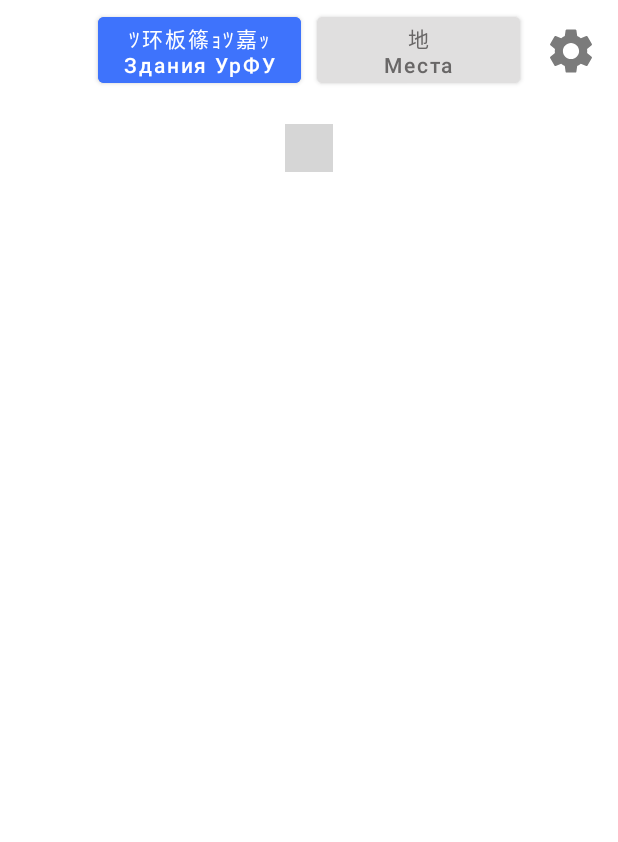
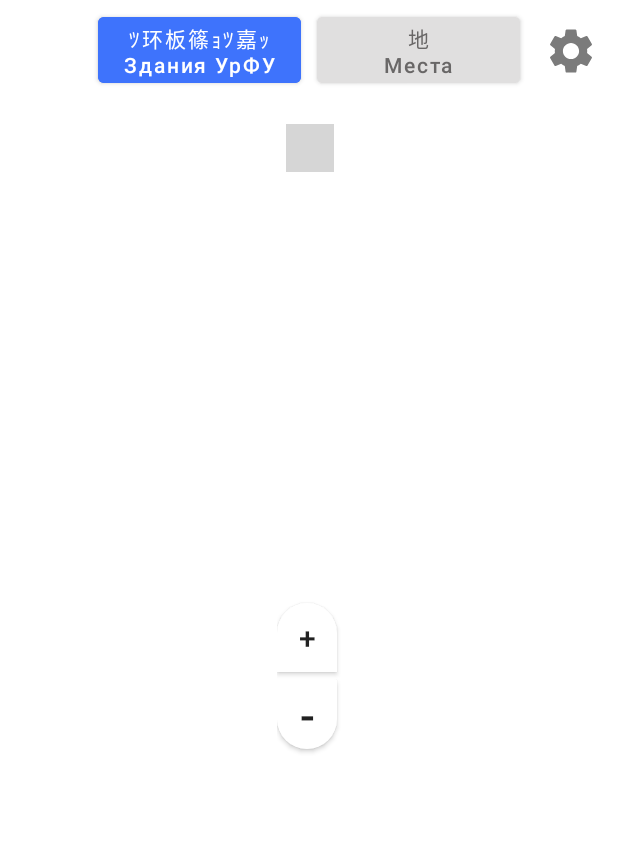
Before and after one commit to sambrtheslayer/RoadToUrfu, an Android app: the MapActivity screen opened directly, with no data from a screen before it, on a phone screen of 412 x 824 dp. Shown: the top 842 px of the screen. Run offline under Robolectric (Android 15) with nearby library versions, the phone set to English and light mode, and no system bars; libraries missing offline, so code that uses them is left out: org.osmdroid.api, org.osmdroid.bonuspack, org.osmdroid.config, org.osmdroid.tileprovider, org.osmdroid.util and 1 more; plain views replace MapView; pictures from the network do not load; 50 statements that could not run were skipped; grey boxes are pictures that could not be loaded.

Commit message:
Add custom zoom buttons

```diff
--- a/app/src/main/java/com/example/urfu/MapActivity.java
+++ b/app/src/main/java/com/example/urfu/MapActivity.java
@@ -5,6 +5,8 @@ import android.graphics.BitmapFactory;
 import android.os.AsyncTask;
 import android.os.Bundle;
 import android.util.Log;
+import android.view.View;
+import android.widget.Button;
 import android.widget.ImageView;
 import android.Manifest;
 import android.content.Context;
@@ -26,6 +28,7 @@ import org.osmdroid.bonuspack.routing.RoadManager;
 import org.osmdroid.config.Configuration;
 import org.osmdroid.tileprovider.tilesource.TileSourceFactory;
 import org.osmdroid.util.GeoPoint;
+import org.osmdroid.views.CustomZoomButtonsController;
 import org.osmdroid.views.MapView;
 import org.osmdroid.views.overlay.ItemizedIconOverlay;
 import org.osmdroid.views.overlay.OverlayItem;
@@ -48,6 +51,10 @@ public class MapActivity extends AppCompatActivity {
     // private MyLocationListener listener;
     private Location currentLocation;
     private Point selectedPoint;
+
+    private Button btn_zoom_in;
+    private Button btn_zoom_out;
+    private final long ANIMATION_ZOOM_DELAY = 500L;
 
     @Override
     protected void onCreate(Bundle savedInstanceState) {
@@ -81,12 +88,33 @@ public class MapActivity extends AppCompatActivity {
         map.setTileSource(TileSourceFactory.WIKIMEDIA);
         //map.setTileSource(TileSourceFactory.MAPNIK);
         map.setMultiTouchControls(true);
+        map.getZoomController().setVisibility(CustomZoomButtonsController.Visibility.NEVER);
         //endregion
 
         //region IMapController(zoom, center, etc)
         // Отвечает за масштабирование и начальную точку.
         IMapController mapController = map.getController();
         mapController.setZoom(19.5);
+
+
+        // Кастомные кнопки зума
+        btn_zoom_in = findViewById(R.id.zoom_in);
+        btn_zoom_out = findViewById(R.id.zoom_out);
+
+
+        btn_zoom_in.setOnClickListener(new View.OnClickListener() {
+            @Override
+            public void onClick(View v) {
+                map.getController().zoomIn(ANIMATION_ZOOM_DELAY);
+            }
+        });
+
+        btn_zoom_out.setOnClickListener(new View.OnClickListener() {
+            @Override
+            public void onClick(View v) {
+                map.getController().zoomOut(ANIMATION_ZOOM_DELAY);
+            }
+        });
 
 
         //GeoPoint startPoint = new GeoPoint(56.800091d, 59.909221d);
@@ -213,6 +241,7 @@ public class MapActivity extends AppCompatActivity {
 
     }
 
+
     @Override
     protected void onStart() {
         super.onStart();
--- /dev/null
+++ b/app/src/main/res/drawable/custom_btn_zoom_in.xml
@@ -0,0 +1,9 @@
+<?xml version="1.0" encoding="utf-8"?>
+<shape xmlns:android="http://schemas.android.com/apk/res/android"
+    android:shape="rectangle">
+    <solid android:color="#FFF" />
+    <corners
+        android:topLeftRadius="999dp"
+        android:topRightRadius="999dp" />
+
+</shape>
--- /dev/null
+++ b/app/src/main/res/drawable/custom_btn_zoom_out.xml
@@ -0,0 +1,10 @@
+<?xml version="1.0" encoding="utf-8"?>
+<shape xmlns:android="http://schemas.android.com/apk/res/android"
+    android:shape="rectangle">
+    <solid android:color="#FFF" />
+    <corners
+        android:bottomLeftRadius="999dp"
+        android:bottomRightRadius="999dp" />
+
+
+</shape>
--- a/app/src/main/res/layout/map_activity.xml
+++ b/app/src/main/res/layout/map_activity.xml
@@ -4,6 +4,7 @@
     xmlns:tools="http://schemas.android.com/tools"
     android:layout_width="match_parent"
     android:layout_height="match_parent">
+
 
     <ImageButton
         android:id="@+id/imageButton"
@@ -43,7 +44,7 @@
         app:layout_constraintTop_toTopOf="parent" />
 
 
-    <LinearLayout
+    <androidx.constraintlayout.widget.ConstraintLayout
         android:layout_width="wrap_content"
         android:layout_height="0dp"
         app:layout_constraintBottom_toTopOf="@+id/guideline_horizontal_bottom"
@@ -51,12 +52,49 @@
         app:layout_constraintStart_toStartOf="parent"
         app:layout_constraintTop_toTopOf="@id/guideline_horizontal_top">
 
+        <androidx.constraintlayout.widget.Guideline
+            android:id="@+id/gline_zoom_top"
+            android:layout_width="wrap_content"
+            android:layout_height="wrap_content"
+            android:orientation="horizontal"
+            app:layout_constraintGuide_percent="0.5" />
+
+        <androidx.appcompat.widget.AppCompatButton
+            android:id="@+id/zoom_out"
+            android:layout_width="40dp"
+            android:layout_height="46dp"
+            android:layout_marginEnd="3dp"
+            android:background="@drawable/custom_btn_zoom_out"
+            android:text="@string/ZoomOut"
+            android:textSize="30sp"
+            app:layout_constraintEnd_toEndOf="parent"
+            app:layout_constraintTop_toTopOf="@+id/gline_zoom_top" />
+
+
+        <androidx.appcompat.widget.AppCompatButton
+            android:id="@+id/zoom_in"
+            android:layout_width="40dp"
+            android:layout_height="46dp"
+            android:layout_marginEnd="3dp"
+            android:layout_marginBottom="5dp"
+            android:background="@drawable/custom_btn_zoom_in"
+            android:text="@string/ZoomIn"
+            android:textSize="20sp"
+            app:iconTint="#FFFFFF"
+            app:layout_constraintBottom_toTopOf="@+id/gline_zoom_top"
+            app:layout_constraintEnd_toEndOf="parent" />
+
         <org.osmdroid.views.MapView
             android:id="@+id/map"
             android:layout_width="wrap_content"
-            android:layout_height="wrap_content" />
+            android:layout_height="wrap_content"
+            app:layout_constraintEnd_toEndOf="parent"
+            app:layout_constraintStart_toStartOf="parent"
+            app:layout_constraintTop_toTopOf="parent">
 
-    </LinearLayout>
+        </org.osmdroid.views.MapView>
+
+    </androidx.constraintlayout.widget.ConstraintLayout>
 
     <androidx.coordinatorlayout.widget.CoordinatorLayout
         android:layout_width="match_parent"
@@ -65,13 +103,6 @@
         <include layout="@layout/bottom_sheet" />
 
     </androidx.coordinatorlayout.widget.CoordinatorLayout>
-
-
-
-
-
-
-
 
 
     <!-- <ImageView
@@ -118,5 +149,4 @@
         android:orientation="horizontal"
         app:layout_constraintGuide_percent="1" />
 
-
 </androidx.constraintlayout.widget.ConstraintLayout>
--- a/app/src/main/res/values/strings.xml
+++ b/app/src/main/res/values/strings.xml
@@ -2,4 +2,6 @@
     <string name="app_name">URFU</string>
     <string name="campus">ﾂ环板篠ｮﾂ嘉ｯ Здания УрФУ</string>
     <string name="attractions">地\nМеста</string>
+    <string name="ZoomOut">-</string>
+    <string name="ZoomIn">+</string>
 </resources>
```
